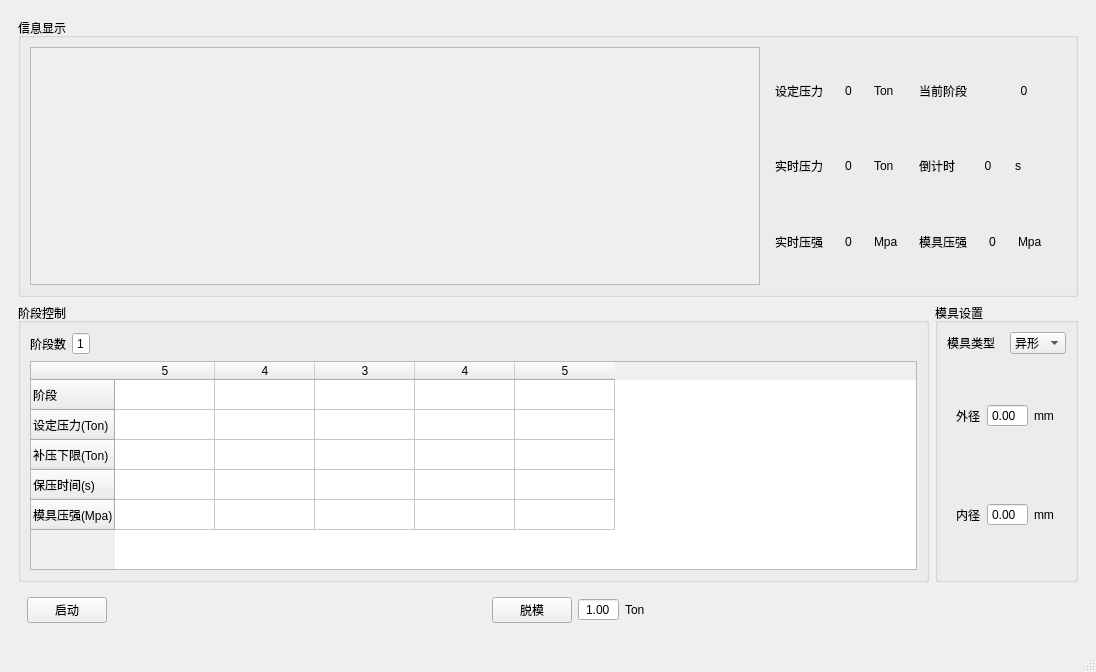
Old version of the form example/Qt/ui/uihome.ui in the repository zhangguoqian/press_sdk_project.
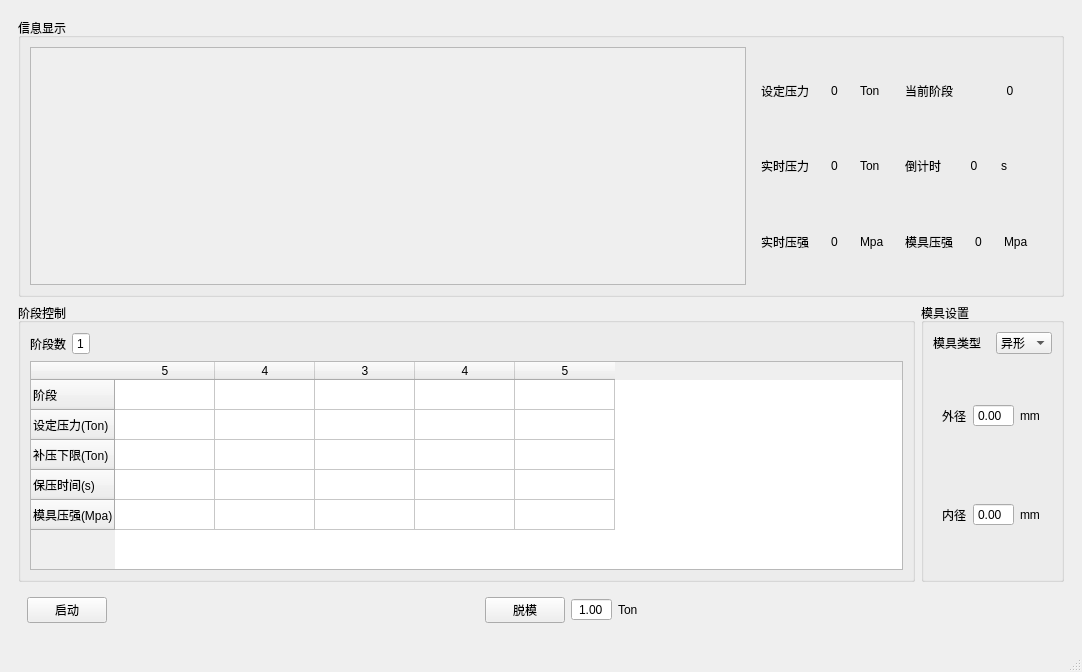
New version of the form. Custom widgets are drawn as their Qt base class.

What changed in the file:
```diff
--- a/example/Qt/ui/uihome.ui
+++ b/example/Qt/ui/uihome.ui
@@ -6,7 +6,7 @@
    <rect>
     <x>0</x>
     <y>0</y>
-    <width>1096</width>
+    <width>1082</width>
     <height>672</height>
    </rect>
   </property>
@@ -358,6 +358,15 @@
            </item>
            <item>
             <widget class="StartStopButton" name="pBnPush">
+             <property name="styleSheet">
+              <string notr="true">QPushButton[checked=&quot;false&quot;]{
+	background-color: rgb(0, 255, 0);
+}
+
+QPushButton[checked=&quot;true&quot;]{
+	background-color: rgb(255, 0, 0);
+}</string>
+             </property>
              <property name="text">
               <string>脱模</string>
              </property>
@@ -440,7 +449,7 @@
                <rect>
                 <x>0</x>
                 <y>0</y>
-                <width>732</width>
+                <width>718</width>
                 <height>245</height>
                </rect>
               </property>
```
Left out of the diff: 9 changed lines with no effect on the pictures.
